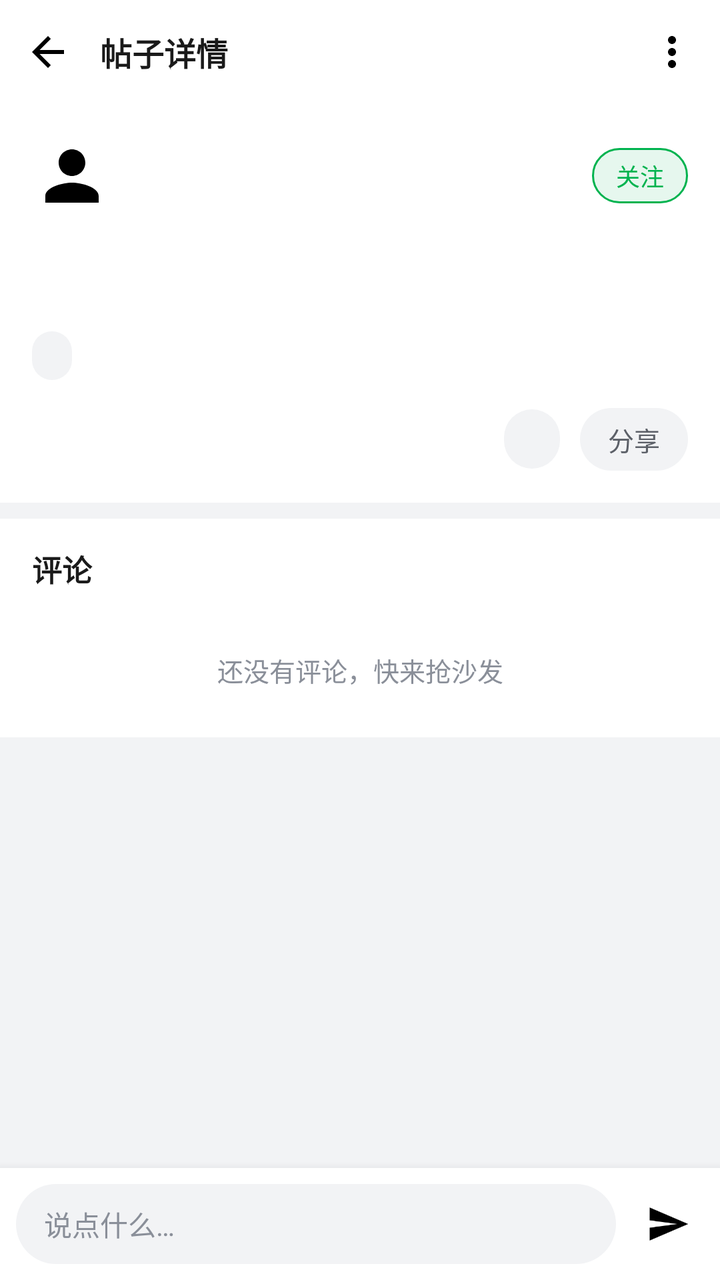
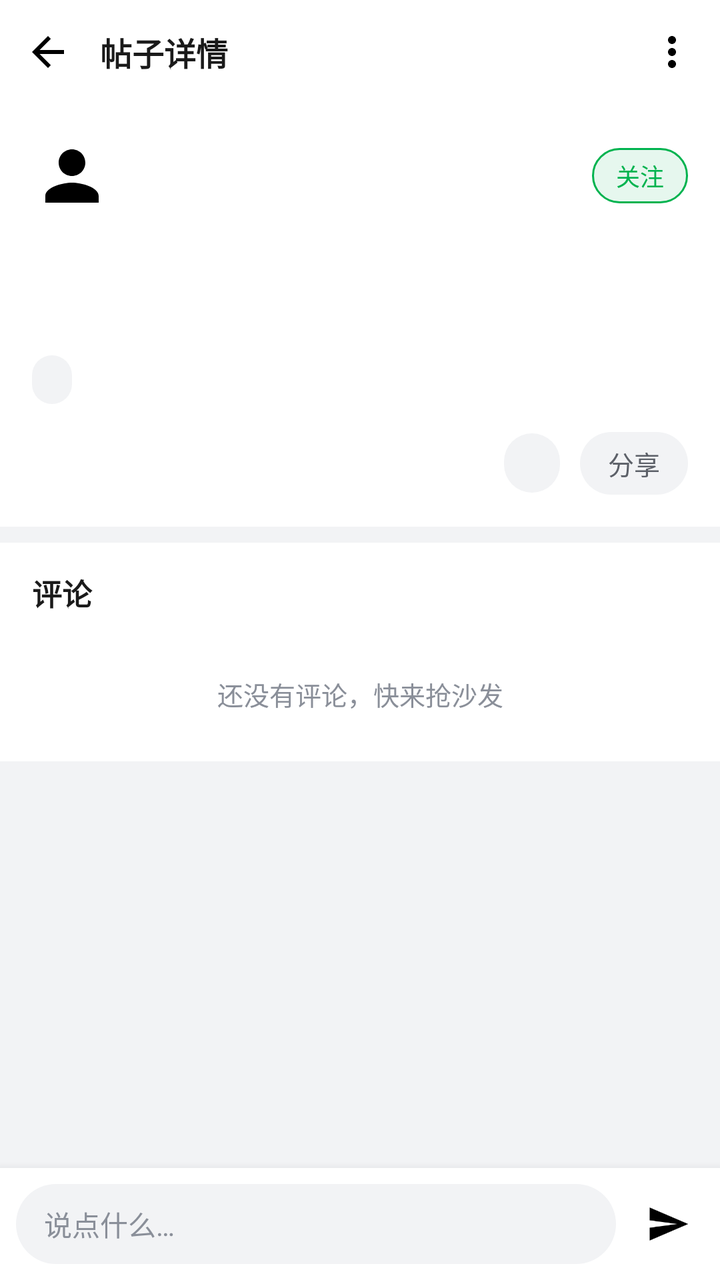

The first picture is an Android layout as it rendered before a commit; the second is the same layout after the commit. The layout source and the unified diff follow.
<!-- AndroidManifest.xml: application theme Theme.Xiaomu -->
<!-- res/layout/activity_post_detail.xml -->
<?xml version="1.0" encoding="utf-8"?>
<LinearLayout xmlns:android="http://schemas.android.com/apk/res/android"
    android:layout_width="match_parent"
    android:layout_height="match_parent"
    android:background="@color/bg"
    android:orientation="vertical">

    <LinearLayout
        android:layout_width="match_parent"
        android:layout_height="52dp"
        android:background="@color/white"
        android:gravity="center_vertical"
        android:orientation="horizontal"
        android:paddingStart="12dp"
        android:paddingEnd="12dp">

        <ImageView
            android:id="@+id/btn_back"
            android:layout_width="24dp"
            android:layout_height="24dp"
            android:src="@drawable/ic_back" />

        <TextView
            android:layout_width="0dp"
            android:layout_height="wrap_content"
            android:layout_marginStart="14dp"
            android:layout_weight="1"
            android:text="帖子详情"
            android:textColor="@color/text"
            android:textSize="16sp"
            android:textStyle="bold" />

        <ImageView
            android:id="@+id/btn_more"
            android:layout_width="24dp"
            android:layout_height="24dp"
            android:src="@drawable/ic_more" />
    </LinearLayout>

    <androidx.core.widget.NestedScrollView
        android:layout_width="match_parent"
        android:layout_height="0dp"
        android:layout_weight="1"
        android:fillViewport="true">

        <LinearLayout
            android:layout_width="match_parent"
            android:layout_height="wrap_content"
            android:orientation="vertical">

            <LinearLayout
                android:layout_width="match_parent"
                android:layout_height="wrap_content"
                android:background="@color/white"
                android:orientation="vertical"
                android:padding="16dp">

                <LinearLayout
                    android:layout_width="match_parent"
                    android:layout_height="wrap_content"
                    android:gravity="center_vertical"
                    android:orientation="horizontal">

                    <ImageView
                        android:id="@+id/p_avatar"
                        android:layout_width="40dp"
                        android:layout_height="40dp"
                        android:scaleType="centerCrop"
                        android:src="@drawable/ic_user" />

                    <LinearLayout
                        android:layout_width="0dp"
                        android:layout_height="wrap_content"
                        android:layout_marginStart="10dp"
                        android:layout_weight="1"
                        android:orientation="vertical">

                        <TextView
                            android:id="@+id/p_username"
                            android:layout_width="wrap_content"
                            android:layout_height="wrap_content"
                            android:textColor="@color/text"
                            android:textSize="14sp"
                            android:textStyle="bold" />

                        <TextView
                            android:id="@+id/p_time"
                            android:layout_width="wrap_content"
                            android:layout_height="wrap_content"
                            android:layout_marginTop="2dp"
                            android:textColor="@color/muted"
                            android:textSize="11sp" />
                    </LinearLayout>

                    <TextView
                        android:id="@+id/p_follow"
                        android:layout_width="wrap_content"
                        android:layout_height="wrap_content"
                        android:background="@drawable/bg_chip_sel"
                        android:paddingStart="12dp"
                        android:paddingTop="5dp"
                        android:paddingEnd="12dp"
                        android:paddingBottom="5dp"
                        android:text="关注"
                        android:textColor="@color/green"
                        android:textSize="12sp" />
                </LinearLayout>

                <TextView
                    android:id="@+id/p_title"
                    android:layout_width="match_parent"
                    android:layout_height="wrap_content"
                    android:layout_marginTop="14dp"
                    android:textColor="@color/text"
                    android:textSize="19sp"
                    android:textStyle="bold"
                    android:visibility="gone" />

                <TextView
                    android:id="@+id/p_content"
                    android:layout_width="match_parent"
                    android:layout_height="wrap_content"
                    android:layout_marginTop="10dp"
                    android:lineSpacingExtra="5dp"
                    android:textColor="@color/text"
                    android:textSize="16sp" />

                <LinearLayout
                    android:id="@+id/p_images"
                    android:layout_width="match_parent"
                    android:layout_height="wrap_content"
                    android:layout_marginTop="12dp"
                    android:orientation="vertical" />

                <TextView
                    android:id="@+id/p_board"
                    android:layout_width="wrap_content"
                    android:layout_height="wrap_content"
                    android:layout_marginTop="14dp"
                    android:background="@drawable/bg_search"
                    android:paddingStart="10dp"
                    android:paddingTop="4dp"
                    android:paddingEnd="10dp"
                    android:paddingBottom="4dp"
                    android:textColor="@color/text_sub"
                    android:textSize="12sp" />

                <LinearLayout
                    android:layout_width="match_parent"
                    android:layout_height="wrap_content"
                    android:layout_marginTop="14dp"
                    android:gravity="center_vertical"
                    android:orientation="horizontal">

                    <TextView
                        android:id="@+id/p_views"
                        android:layout_width="0dp"
                        android:layout_height="wrap_content"
                        android:layout_weight="1"
                        android:textColor="@color/muted"
                        android:textSize="12sp" />

                    <TextView
                        android:id="@+id/p_like"
                        android:layout_width="wrap_content"
                        android:layout_height="wrap_content"
                        android:background="@drawable/bg_chip"
                        android:paddingStart="14dp"
                        android:paddingTop="6dp"
                        android:paddingEnd="14dp"
                        android:paddingBottom="6dp"
                        android:textColor="@color/text_sub"
                        android:textSize="13sp" />

                    <TextView
                        android:id="@+id/p_share"
                        android:layout_width="wrap_content"
                        android:layout_height="wrap_content"
                        android:layout_marginStart="10dp"
                        android:background="@drawable/bg_chip"
                        android:paddingStart="14dp"
                        android:paddingTop="6dp"
                        android:paddingEnd="14dp"
                        android:paddingBottom="6dp"
                        android:text="分享"
                        android:textColor="@color/text_sub"
                        android:textSize="13sp" />
                </LinearLayout>
            </LinearLayout>

            <LinearLayout
                android:layout_width="match_parent"
                android:layout_height="wrap_content"
                android:layout_marginTop="8dp"
                android:background="@color/white"
                android:orientation="vertical">

                <TextView
                    android:id="@+id/comment_title"
                    android:layout_width="match_parent"
                    android:layout_height="wrap_content"
                    android:paddingStart="16dp"
                    android:paddingTop="14dp"
                    android:paddingEnd="16dp"
                    android:paddingBottom="6dp"
                    android:text="评论"
                    android:textColor="@color/text"
                    android:textSize="15sp"
                    android:textStyle="bold" />

                <LinearLayout
                    android:id="@+id/comment_box"
                    android:layout_width="match_parent"
                    android:layout_height="wrap_content"
                    android:orientation="vertical" />

                <TextView
                    android:id="@+id/no_comment"
                    android:layout_width="match_parent"
                    android:layout_height="wrap_content"
                    android:gravity="center"
                    android:padding="24dp"
                    android:text="还没有评论，快来抢沙发"
                    android:textColor="@color/muted"
                    android:textSize="13sp" />
            </LinearLayout>
        </LinearLayout>
    </androidx.core.widget.NestedScrollView>

    <LinearLayout
        android:layout_width="match_parent"
        android:layout_height="wrap_content"
        android:background="@color/white"
        android:elevation="8dp"
        android:gravity="center_vertical"
        android:orientation="horizontal"
        android:padding="8dp">

        <EditText
            android:id="@+id/comment_input"
            android:layout_width="0dp"
            android:layout_height="40dp"
            android:layout_weight="1"
            android:background="@drawable/bg_search"
            android:hint="说点什么…"
            android:maxLines="1"
            android:paddingStart="14dp"
            android:paddingEnd="14dp"
            android:textColorHint="@color/muted"
            android:textSize="14sp" />

        <ImageView
            android:id="@+id/btn_send"
            android:layout_width="36dp"
            android:layout_height="36dp"
            android:layout_marginStart="8dp"
            android:padding="7dp"
            android:src="@drawable/ic_send" />
    </LinearLayout>
</LinearLayout>
<!-- resources referenced by this layout -->
<resources>
  <color name="bg">#F2F3F5</color>
  <color name="green">#00B34F</color>
  <color name="muted">#8A8F99</color>
  <color name="text">#1A1A1A</color>
  <color name="text_sub">#5C6068</color>
  <color name="white">#FFFFFF</color>
  <!-- drawable bg_chip (drawable) -->
  <?xml version="1.0" encoding="utf-8"?>
  <shape xmlns:android="http://schemas.android.com/apk/res/android" android:shape="rectangle">
      <solid android:color="#F2F3F5"/>
      <corners android:radius="18dp"/>
  </shape>
  <!-- drawable bg_chip_sel (drawable) -->
  <?xml version="1.0" encoding="utf-8"?>
  <shape xmlns:android="http://schemas.android.com/apk/res/android" android:shape="rectangle">
      <solid android:color="@color/green_light"/>
      <corners android:radius="18dp"/>
      <stroke android:width="1dp" android:color="@color/green"/>
  </shape>
  <!-- drawable bg_search (drawable) -->
  <?xml version="1.0" encoding="utf-8"?>
  <shape xmlns:android="http://schemas.android.com/apk/res/android" android:shape="rectangle">
      <solid android:color="#F2F3F5"/>
      <corners android:radius="22dp"/>
  </shape>
  <!-- drawable ic_back (drawable) -->
  <vector xmlns:android="http://schemas.android.com/apk/res/android" android:width="24dp" android:height="24dp" android:viewportWidth="24" android:viewportHeight="24">
      <path android:fillColor="#FF000000" android:pathData="M20,11H7.83l5.59,-5.59L12,4l-8,8 8,8 1.41,-1.41L7.83,13H20v-2z"/>
  </vector>
  <!-- drawable ic_more (drawable) -->
  <vector xmlns:android="http://schemas.android.com/apk/res/android" android:width="24dp" android:height="24dp" android:viewportWidth="24" android:viewportHeight="24">
      <path android:fillColor="#FF000000" android:pathData="M12,8c1.1,0 2,-0.9 2,-2s-0.9,-2 -2,-2 -2,0.9 -2,2 0.9,2 2,2zM12,10c-1.1,0 -2,0.9 -2,2s0.9,2 2,2 2,-0.9 2,-2 -0.9,-2 -2,-2zM12,16c-1.1,0 -2,0.9 -2,2s0.9,2 2,2 2,-0.9 2,-2 -0.9,-2 -2,-2z"/>
  </vector>
  <!-- drawable ic_send (drawable) -->
  <vector xmlns:android="http://schemas.android.com/apk/res/android" android:width="24dp" android:height="24dp" android:viewportWidth="24" android:viewportHeight="24">
      <path android:fillColor="#FF000000" android:pathData="M2.01,21L23,12 2.01,3 2,10l15,2 -15,2z"/>
  </vector>
  <!-- drawable ic_user (drawable) -->
  <vector xmlns:android="http://schemas.android.com/apk/res/android" android:width="24dp" android:height="24dp" android:viewportWidth="24" android:viewportHeight="24">
      <path android:fillColor="#FF000000" android:pathData="M12,12c2.21,0 4,-1.79 4,-4s-1.79,-4 -4,-4 -4,1.79 -4,4 1.79,4 4,4zM12,14c-2.67,0 -8,1.34 -8,4v2h16v-2c0,-2.66 -5.33,-4 -8,-4z"/>
  </vector>
  <style name="Theme.Xiaomu" parent="Theme.Material3.Light.NoActionBar">
          <item name="colorPrimary">@color/green</item>
          <item name="colorPrimaryDark">@color/green_dark</item>
          <item name="colorOnPrimary">@color/white</item>
          <item name="android:statusBarColor">@color/white</item>
          <item name="android:windowLightStatusBar">true</item>
          <item name="android:navigationBarColor">@color/white</item>
          <item name="android:windowBackground">@color/bg</item>
          <item name="android:textColorPrimary">@color/text</item>
          <item name="materialAlertDialogTheme">@style/Theme.Xiaomu.Dialog</item>
      </style>
  <color name="green_light">#E6F7EE</color>
  <color name="green_dark">#009B45</color>
  <style name="Theme.Xiaomu.Dialog" parent="ThemeOverlay.Material3.MaterialAlertDialog">
          <item name="colorPrimary">@color/green</item>
      </style>
</resources>

<!-- the commit's change to res/layout/activity_post_detail.xml (unified diff, before → after) -->
@@ -127,6 +127,26 @@
 
                 <LinearLayout
                     android:id="@+id/p_images"
+                    android:layout_width="match_parent"
+                    android:layout_height="wrap_content"
+                    android:layout_marginTop="12dp"
+                    android:orientation="vertical" />
+
+                <TextView
+                    android:id="@+id/p_video"
+                    android:layout_width="match_parent"
+                    android:layout_height="wrap_content"
+                    android:layout_marginTop="12dp"
+                    android:background="@drawable/bg_search"
+                    android:gravity="center"
+                    android:padding="28dp"
+                    android:text="▶ 点击播放视频"
+                    android:textColor="@color/green"
+                    android:textSize="14sp"
+                    android:visibility="gone" />
+
+                <LinearLayout
+                    android:id="@+id/p_poll"
                     android:layout_width="match_parent"
                     android:layout_height="wrap_content"
                     android:layout_marginTop="12dp"
